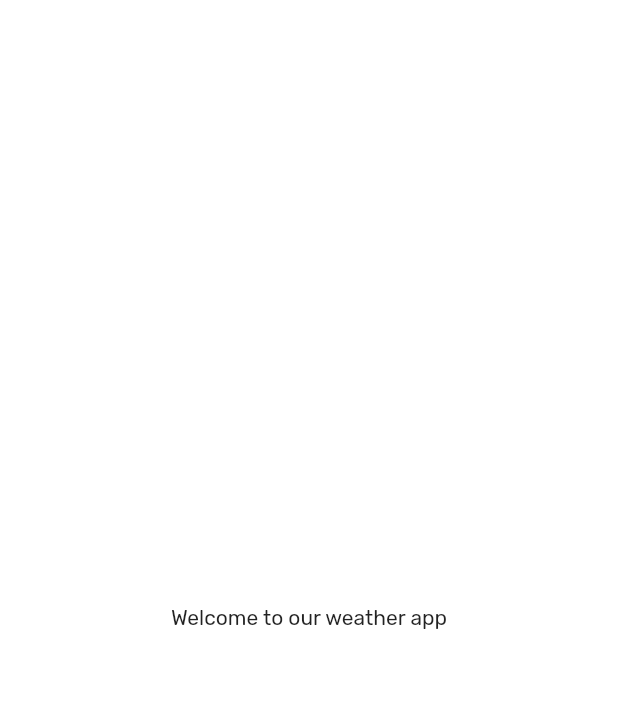
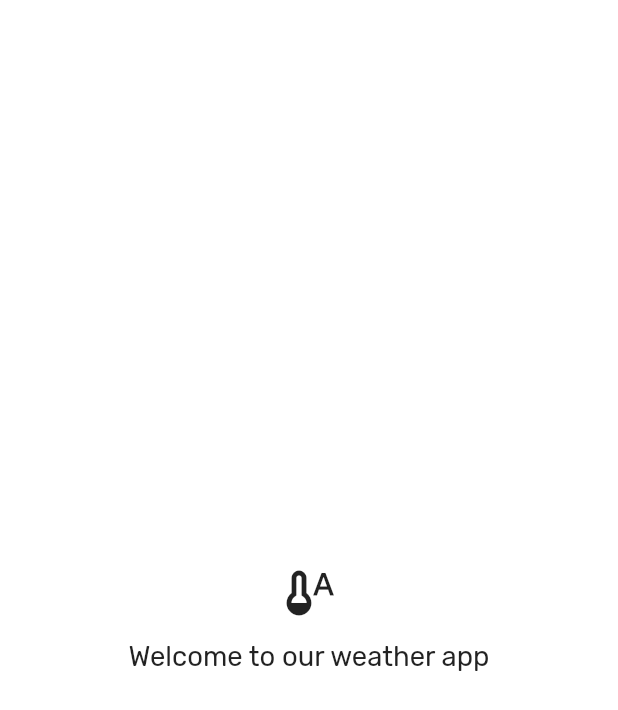
Before and after one commit to ToniNgethe/beauty_weather_app, a Flutter app: the first screen one second after launch, on a phone screen of 412 x 824 dp. Shown: the top 710 px of the screen. Run offline on Flutter 3.47's test engine with Material 2 defaults, Android fonts, the phone set to English and light mode, and no system bars; our stand-ins replace bloc, dio, flutter_bloc, flutter_screenutil, get_it, google_fonts and 1 more; statements that could not run were skipped.

```diff
--- a/lib/app/routes.dart
+++ b/lib/app/routes.dart
@@ -1,6 +1,8 @@
+import 'package:dvt_weather_app/ui/home/home_page.dart';
 import 'package:dvt_weather_app/ui/splash/splash_page.dart';
 import 'package:flutter/material.dart';
 
 final Map<String, WidgetBuilder> routes = {
   SplashPage.routeName: (context) => const SplashPage(),
+  HomePage.routeName: (context) => const HomePage(),
 };
--- a/lib/ui/splash/splash_page.dart
+++ b/lib/ui/splash/splash_page.dart
@@ -1,17 +1,49 @@
+import 'package:dvt_weather_app/ui/home/home_page.dart';
 import 'package:flutter/material.dart';
+import 'package:flutter_screenutil/flutter_screenutil.dart';
 
-class SplashPage extends StatelessWidget {
+class SplashPage extends StatefulWidget {
   static const routeName = '/splash';
+
   const SplashPage({Key? key}) : super(key: key);
 
   @override
+  State<SplashPage> createState() => _SplashPageState();
+}
+
+class _SplashPageState extends State<SplashPage> {
+  @override
+  void initState() {
+    super.initState();
+
+    Future.delayed(const Duration(milliseconds: 1000), () {
+      Navigator.popAndPushNamed(context, HomePage.routeName);
+    });
+  }
+
+  @override
   Widget build(BuildContext context) {
-    return const Scaffold(
-      backgroundColor: Colors.white,
-      body: Align(
-        alignment: Alignment.center,
-        child: Text('Welcome to our weather app'),
-      ),
-    );
+    return Scaffold(
+        backgroundColor: Colors.white,
+        body: SafeArea(
+            child: SizedBox(
+          width: double.infinity,
+          child: Column(
+            mainAxisAlignment: MainAxisAlignment.center,
+            children: [
+              const Icon(
+                Icons.thermostat_auto_outlined,
+                size: 40,
+              ),
+              SizedBox(
+                height: 10.h,
+              ),
+              Text(
+                'Welcome to our weather app',
+                style: TextStyle(fontSize: 16.sp),
+              )
+            ],
+          ),
+        )));
   }
 }
--- a/lib/utils/assets.dart
+++ b/lib/utils/assets.dart
@@ -3,9 +3,9 @@ class Assets {
   static const icons = "assets/icons";
 
 // images
-  static const cloudy = '$images/sea_cloudy.png';
-  static const rainy = '$images/sea_rainy.png';
-  static const sunny = '$images/sea_sunny.png';
+  static const cloudy = '$images/forest_cloudy.png';
+  static const rainy = '$images/forest_rainy.png';
+  static const sunny = '$images/forest_sunny.png';
 
 // icons
   static const clear = '$icons/clear.png';
```
Also changed, not shown: lib/ui/home/home_page.dart (added, +122 -0 lines), assets/images/forest_cloudy.png (added), assets/images/forest_rainy.png (added), assets/images/forest_sunny.png (added), assets/images/sea_cloudy.png (deleted), assets/images/sea_rainy.png (deleted), assets/images/sea_sunny.png (deleted), 2 other files.
